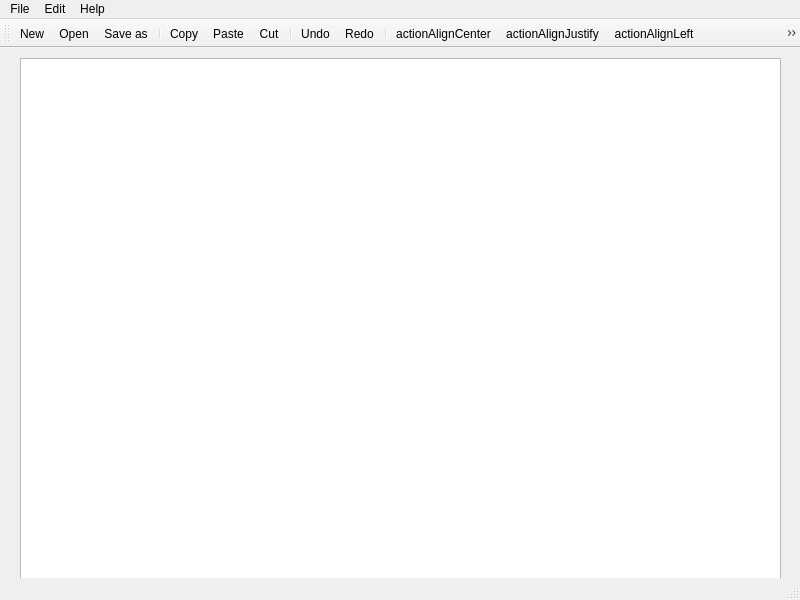
Old version of the form forms/mainwindow.ui in the repository AlexisSonolet/WriteScreener.
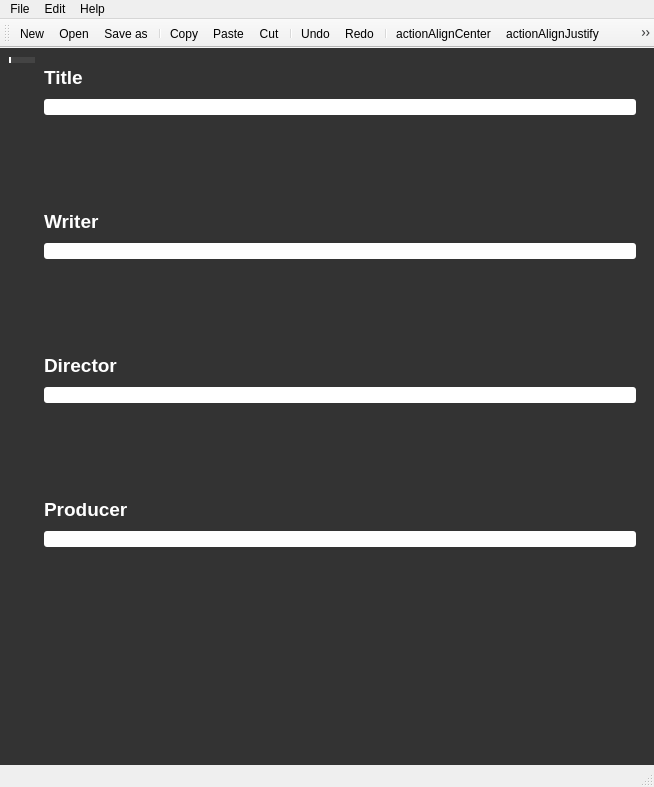
New version of the form. Icons and pictures are not drawn.

Commit message: Amélioration de l'interface

```diff
--- a/forms/mainwindow.ui
+++ b/forms/mainwindow.ui
@@ -6,50 +6,324 @@
    <rect>
     <x>0</x>
     <y>0</y>
-    <width>800</width>
-    <height>600</height>
+    <width>654</width>
+    <height>787</height>
    </rect>
   </property>
   <property name="windowTitle">
    <string>MainWindow</string>
   </property>
   <widget class="QWidget" name="centralwidget">
-   <widget class="QWidget" name="verticalLayoutWidget">
-    <property name="geometry">
-     <rect>
-      <x>20</x>
-      <y>10</y>
-      <width>761</width>
-      <height>521</height>
-     </rect>
-    </property>
-    <layout class="QVBoxLayout" name="verticalLayout">
-     <item>
-      <widget class="QTextEdit" name="textEdit">
-       <property name="font">
-        <font>
-         <family>Courier New</family>
-         <pointsize>12</pointsize>
-        </font>
+   <property name="styleSheet">
+    <string notr="true">background-color: #333333;</string>
+   </property>
+   <layout class="QVBoxLayout" name="verticalLayout_3">
+    <item>
+     <widget class="QTabWidget" name="tabWidget">
+      <property name="sizePolicy">
+       <sizepolicy hsizetype="Minimum" vsizetype="Minimum">
+        <horstretch>0</horstretch>
+        <verstretch>0</verstretch>
+       </sizepolicy>
+      </property>
+      <property name="styleSheet">
+       <string notr="true">QTabWidget::pane { /* The tab widget frame */
+	border-top: 0px solid #C2C7CB;
+}
+
+QTabWidget::tab-bar {
+	left: 0px; /* move to the right by 5px */
+}
+
+/* Style the tab using the tab sub-control. Note that it reads QTabBar _not_ QTabWidget */
+QTabBar::tab {
+	border: 2px solid;
+	border-right: 0px;
+	border-top: 0px;
+	border-bottom: 0px;
+	min-width: 16ex;
+	padding: -10px 5px 5px 5px;
+	background-color: #333333;
+}
+
+QTabBar::tab:selected {
+	background-color: #444444;
+	border-color: #FFFFFF;
+}
+QTabBar::tab:!selected {
+	background-color: #333333;
+	border-color: #333333 
+}
+
+/*
+QTabBar::tab:selected {
+	margin-left: -4px;
+	margin-right: -4px;
+}
+QTabBar::tab:first:selected {
+	margin-left: 0;
+}
+QTabBar::tab:last:selected {
+	margin-right: 0;
+}
+QTabBar::tab:only-one {
+	margin: 0;
+} 
+*/</string>
+      </property>
+      <property name="tabPosition">
+       <enum>QTabWidget::West</enum>
+      </property>
+      <property name="tabShape">
+       <enum>QTabWidget::Rounded</enum>
+      </property>
+      <property name="currentIndex">
+       <number>0</number>
+      </property>
+      <property name="iconSize">
+       <size>
+        <width>50</width>
+        <height>50</height>
+       </size>
+      </property>
+      <property name="documentMode">
+       <bool>false</bool>
+      </property>
+      <widget class="QWidget" name="tab_2">
+       <property name="sizePolicy">
+        <sizepolicy hsizetype="Minimum" vsizetype="Minimum">
+         <horstretch>0</horstretch>
+         <verstretch>0</verstretch>
+        </sizepolicy>
        </property>
-       <property name="html">
-        <string>&lt;!DOCTYPE HTML PUBLIC &quot;-//W3C//DTD HTML 4.0//EN&quot; &quot;http://www.w3.org/TR/REC-html40/strict.dtd&quot;&gt;
+       <property name="styleSheet">
+        <string notr="true">QLineEdit {
+background-color: #FFFFFF;
+border-radius: 3px;
+}</string>
+       </property>
+       <attribute name="icon">
+        <iconset>
+         <normalon>:/images/images/icons2/007-writing.png</normalon>
+        </iconset>
+       </attribute>
+       <attribute name="title">
+        <string/>
+       </attribute>
+       <layout class="QVBoxLayout" name="verticalLayout_4">
+        <item>
+         <layout class="QVBoxLayout" name="verticalLayout_2">
+          <property name="spacing">
+           <number>10</number>
+          </property>
+          <property name="sizeConstraint">
+           <enum>QLayout::SetDefaultConstraint</enum>
+          </property>
+          <item>
+           <widget class="QLabel" name="label">
+            <property name="sizePolicy">
+             <sizepolicy hsizetype="Preferred" vsizetype="Maximum">
+              <horstretch>0</horstretch>
+              <verstretch>0</verstretch>
+             </sizepolicy>
+            </property>
+            <property name="text">
+             <string>&lt;html&gt;&lt;head/&gt;&lt;body&gt;&lt;p&gt;&lt;span style=&quot; font-size:14pt; font-weight:600; color:#ffffff;&quot;&gt;Title&lt;/span&gt;&lt;/p&gt;&lt;/body&gt;&lt;/html&gt;</string>
+            </property>
+           </widget>
+          </item>
+          <item>
+           <widget class="QLineEdit" name="lineEdit">
+            <property name="styleSheet">
+             <string notr="true"/>
+            </property>
+           </widget>
+          </item>
+          <item>
+           <spacer name="verticalSpacer">
+            <property name="orientation">
+             <enum>Qt::Vertical</enum>
+            </property>
+            <property name="sizeHint" stdset="0">
+             <size>
+              <width>20</width>
+              <height>50</height>
+             </size>
+            </property>
+           </spacer>
+          </item>
+          <item>
+           <widget class="QLabel" name="label_2">
+            <property name="sizePolicy">
+             <sizepolicy hsizetype="Preferred" vsizetype="Maximum">
+              <horstretch>0</horstretch>
+              <verstretch>0</verstretch>
+             </sizepolicy>
+            </property>
+            <property name="text">
+             <string>&lt;html&gt;&lt;head/&gt;&lt;body&gt;&lt;p&gt;&lt;span style=&quot; font-size:14pt; font-weight:600; color:#ffffff;&quot;&gt;Writer&lt;/span&gt;&lt;/p&gt;&lt;/body&gt;&lt;/html&gt;</string>
+            </property>
+           </widget>
+          </item>
+          <item>
+           <widget class="QLineEdit" name="lineEdit_2"/>
+          </item>
+          <item>
+           <spacer name="verticalSpacer_3">
+            <property name="orientation">
+             <enum>Qt::Vertical</enum>
+            </property>
+            <property name="sizeHint" stdset="0">
+             <size>
+              <width>20</width>
+              <height>50</height>
+             </size>
+            </property>
+           </spacer>
+          </item>
+          <item>
+           <widget class="QLabel" name="label_3">
+            <property name="sizePolicy">
+             <sizepolicy hsizetype="Preferred" vsizetype="Maximum">
+              <horstretch>0</horstretch>
+              <verstretch>0</verstretch>
+             </sizepolicy>
+            </property>
+            <property name="text">
+             <string>&lt;html&gt;&lt;head/&gt;&lt;body&gt;&lt;p&gt;&lt;span style=&quot; font-size:14pt; font-weight:600; color:#ffffff;&quot;&gt;Director&lt;/span&gt;&lt;/p&gt;&lt;/body&gt;&lt;/html&gt;</string>
+            </property>
+           </widget>
+          </item>
+          <item>
+           <widget class="QLineEdit" name="lineEdit_3"/>
+          </item>
+          <item>
+           <spacer name="verticalSpacer_4">
+            <property name="orientation">
+             <enum>Qt::Vertical</enum>
+            </property>
+            <property name="sizeHint" stdset="0">
+             <size>
+              <width>20</width>
+              <height>50</height>
+             </size>
+            </property>
+           </spacer>
+          </item>
+          <item>
+           <widget class="QLabel" name="label_4">
+            <property name="sizePolicy">
+             <sizepolicy hsizetype="Preferred" vsizetype="Maximum">
+              <horstretch>0</horstretch>
+              <verstretch>0</verstretch>
+             </sizepolicy>
+            </property>
+            <property name="text">
+             <string>&lt;html&gt;&lt;head/&gt;&lt;body&gt;&lt;p&gt;&lt;span style=&quot; font-size:14pt; font-weight:600; color:#ffffff;&quot;&gt;Producer&lt;/span&gt;&lt;/p&gt;&lt;/body&gt;&lt;/html&gt;</string>
+            </property>
+           </widget>
+          </item>
+          <item>
+           <widget class="QLineEdit" name="lineEdit_4"/>
+          </item>
+          <item>
+           <spacer name="verticalSpacer_2">
+            <property name="orientation">
+             <enum>Qt::Vertical</enum>
+            </property>
+            <property name="sizeHint" stdset="0">
+             <size>
+              <width>20</width>
+              <height>200</height>
+             </size>
+            </property>
+           </spacer>
+          </item>
+         </layout>
+        </item>
+       </layout>
+      </widget>
+      <widget class="QWidget" name="tab">
+       <property name="sizePolicy">
+        <sizepolicy hsizetype="MinimumExpanding" vsizetype="MinimumExpanding">
+         <horstretch>0</horstretch>
+         <verstretch>0</verstretch>
+        </sizepolicy>
+       </property>
+       <property name="styleSheet">
+        <string notr="true"/>
+       </property>
+       <attribute name="icon">
+        <iconset theme="NormalOn">
+         <normalon>:/images/images/new icon/icons8-copy-48.png</normalon>
+        </iconset>
+       </attribute>
+       <attribute name="title">
+        <string/>
+       </attribute>
+       <layout class="QHBoxLayout" name="horizontalLayout">
+        <item>
+         <layout class="QVBoxLayout" name="verticalLayout">
+          <item>
+           <widget class="QTextEdit" name="textEdit">
+            <property name="sizePolicy">
+             <sizepolicy hsizetype="Minimum" vsizetype="Minimum">
+              <horstretch>0</horstretch>
+              <verstretch>0</verstretch>
+             </sizepolicy>
+            </property>
+            <property name="font">
+             <font>
+              <family>Courier New</family>
+              <pointsize>12</pointsize>
+             </font>
+            </property>
+            <property name="styleSheet">
+             <string notr="true">background-color: #FFFFFF;</string>
+            </property>
+            <property name="html">
+             <string>&lt;!DOCTYPE HTML PUBLIC &quot;-//W3C//DTD HTML 4.0//EN&quot; &quot;http://www.w3.org/TR/REC-html40/strict.dtd&quot;&gt;
 &lt;html&gt;&lt;head&gt;&lt;meta name=&quot;qrichtext&quot; content=&quot;1&quot; /&gt;&lt;style type=&quot;text/css&quot;&gt;
 p, li { white-space: pre-wrap; }
 &lt;/style&gt;&lt;/head&gt;&lt;body style=&quot; font-family:'Courier New'; font-size:12pt; font-weight:400; font-style:normal;&quot;&gt;
 &lt;p style=&quot;-qt-paragraph-type:empty; margin-top:0px; margin-bottom:0px; margin-left:0px; margin-right:0px; -qt-block-indent:0; text-indent:0px; font-family:'MS Shell Dlg 2'; font-size:7.8pt;&quot;&gt;&lt;br /&gt;&lt;/p&gt;&lt;/body&gt;&lt;/html&gt;</string>
-       </property>
+            </property>
+           </widget>
+          </item>
+         </layout>
+        </item>
+       </layout>
       </widget>
-     </item>
-    </layout>
-   </widget>
+      <widget class="QWidget" name="tab_3">
+       <attribute name="icon">
+        <iconset>
+         <normalon>:/images/images/new icon/icons8-picture-48.png</normalon>
+        </iconset>
+       </attribute>
+       <attribute name="title">
+        <string/>
+       </attribute>
+       <widget class="QWidget" name="widget" native="true">
+        <property name="geometry">
+         <rect>
+          <x>30</x>
+          <y>50</y>
+          <width>671</width>
+          <height>401</height>
+         </rect>
+        </property>
+       </widget>
+      </widget>
+     </widget>
+    </item>
+   </layout>
   </widget>
   <widget class="QMenuBar" name="menubar">
    <property name="geometry">
     <rect>
      <x>0</x>
      <y>0</y>
-     <width>800</width>
+     <width>654</width>
      <height>26</height>
     </rect>
    </property>
@@ -115,8 +389,8 @@
    <addaction name="actionactionAlignLeft"/>
    <addaction name="actionactionAlignRight"/>
    <addaction name="separator"/>
-   <addaction name="actionactionLowercase"/>
    <addaction name="actionactionUppercase"/>
+   <addaction name="actionactionLowercase"/>
   </widget>
   <action name="actionNew">
    <property name="icon">
```
Left out of the diff: 6 changed lines with no effect on the pictures. The commit also changes 5 other files.
